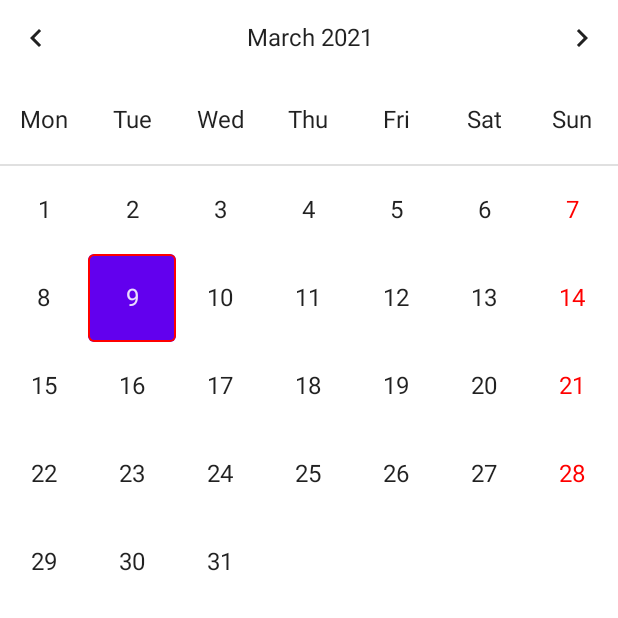
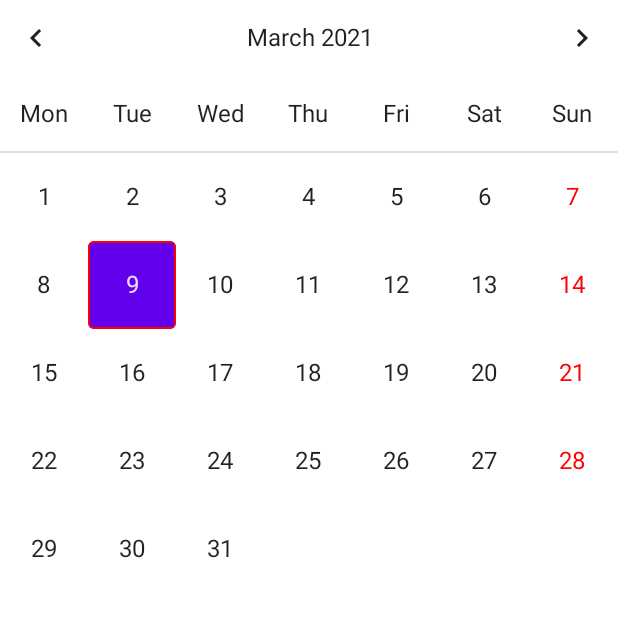
Before and after one commit to MasoudFallahpour/ComposeCalendar, an Android app built with Jetpack Compose: the screen it shows after launch (MainActivity), on a phone screen of 412 x 824 dp, the top half of it. Run offline under Robolectric (Android 15) with nearby library versions, the phone set to English and light mode, and no system bars.

Commit message:
Use a smaller height for week day names

```diff
--- a/app/src/main/java/ir/fallahpoor/composecalendar/composables/WeekDayNames.kt
+++ b/app/src/main/java/ir/fallahpoor/composecalendar/composables/WeekDayNames.kt
@@ -6,6 +6,7 @@ import androidx.compose.runtime.Composable
 import androidx.compose.ui.Alignment
 import androidx.compose.ui.Modifier
 import androidx.compose.ui.text.style.TextAlign
+import androidx.compose.ui.unit.dp
 
 private const val NUM_WEEK_DAYS = 7
 private val weekdays = listOf("Mon", "Tue", "Wed", "Thu", "Fri", "Sat", "Sun")
@@ -15,15 +16,15 @@ fun WeekDayNames() {
     BoxWithConstraints(
         modifier = Modifier.fillMaxWidth()
     ) {
-        val size = maxWidth / NUM_WEEK_DAYS
+        val width = maxWidth / NUM_WEEK_DAYS
         Row(
             modifier = Modifier.fillMaxWidth()
         ) {
             weekdays.forEach { weekDay: String ->
                 WeekDay(
                     modifier = Modifier
-                        .requiredWidth(size)
-                        .requiredHeight(size),
+                        .requiredWidth(width)
+                        .requiredHeight(50.dp),
                     text = weekDay
                 )
             }
```
